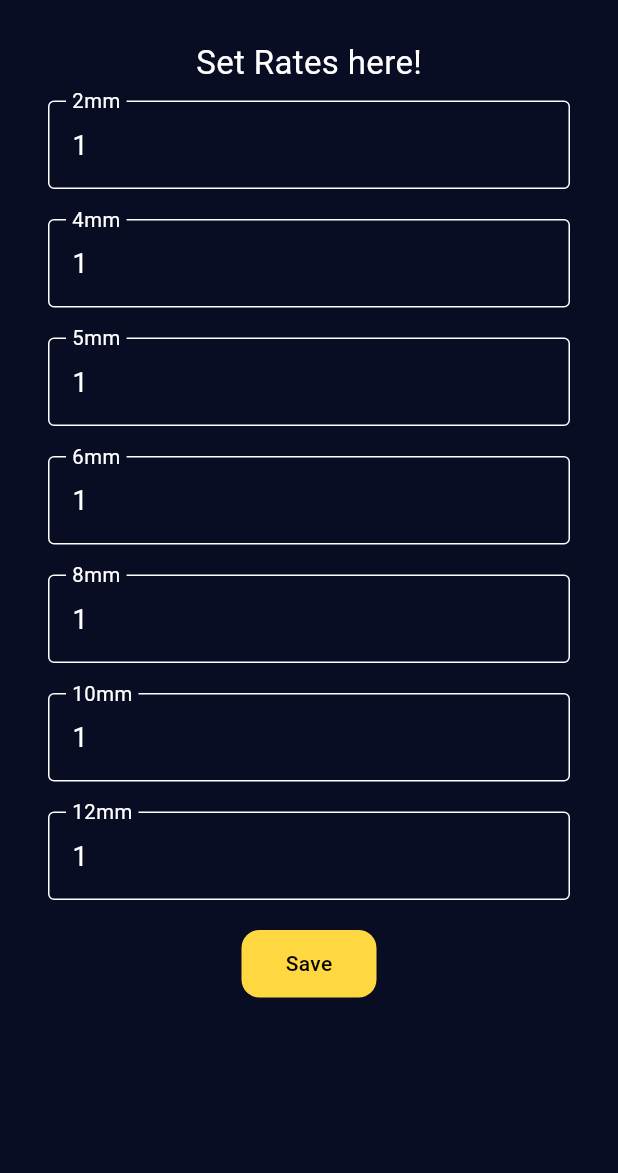
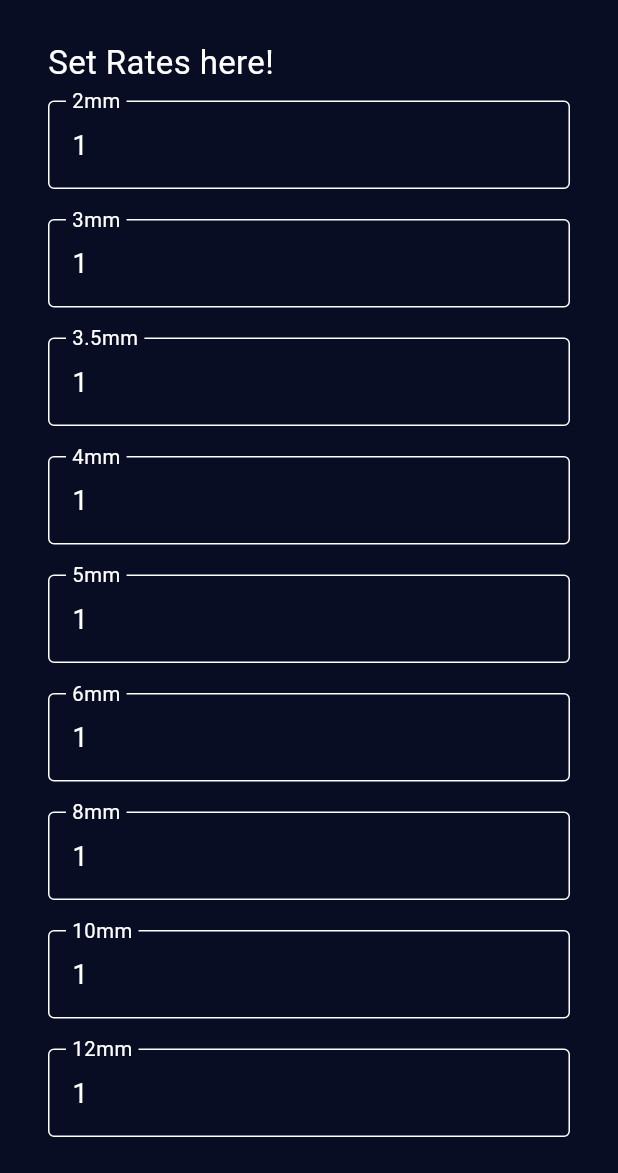
Before and after one commit to G-Shack/saraswati_pi, a Flutter app: the SetRatesPage screen opened directly, on a phone screen of 412 x 824 dp, the part 63-1236 px from its top. Run offline on Flutter 3.47's test engine with Material 3 defaults, Android fonts, the phone set to English and light mode, and no system bars; our stand-ins replace open_file, pdf, rflutter_alert, shared_preferences; accounts and stored records are empty.

Commit message:
added col width, 3,3.5 mm added, billno to billName(custName)

```diff
--- a/lib/pages/set_rates_page.dart
+++ b/lib/pages/set_rates_page.dart
@@ -17,6 +17,8 @@ class SetRatesPage extends StatefulWidget {
 class _SetRatesPageState extends State<SetRatesPage> {
   Map<String, Object> rates = {};
   TextEditingController controller2mm = TextEditingController();
+  TextEditingController controller3mm = TextEditingController();
+  TextEditingController controller3pt5mm = TextEditingController();
   TextEditingController controller4mm = TextEditingController();
   TextEditingController controller5mm = TextEditingController();
   TextEditingController controller6mm = TextEditingController();
@@ -33,6 +35,8 @@ class _SetRatesPageState extends State<SetRatesPage> {
   @override
   void dispose() {
     controller2mm.dispose();
+    controller3mm.dispose();
+    controller3pt5mm.dispose();
     controller4mm.dispose();
     controller5mm.dispose();
     controller6mm.dispose();
@@ -49,6 +53,8 @@ class _SetRatesPageState extends State<SetRatesPage> {
       if (ratesString != null) {
         rates = Map<String, Object>.from(jsonDecode(ratesString));
         controller2mm.text = rates['2mm'].toString();
+        controller3mm.text = rates['3mm'].toString();
+        controller3pt5mm.text = rates['3.5mm'].toString();
         controller4mm.text = rates['4mm'].toString();
         controller5mm.text = rates['5mm'].toString();
         controller6mm.text = rates['6mm'].toString();
@@ -58,6 +64,8 @@ class _SetRatesPageState extends State<SetRatesPage> {
       } else {
         rates = {
           '2mm': 1,
+          '3mm': 1,
+          '3.5mm': 1,
           '4mm': 1,
           '5mm': 1,
           '6mm': 1,
@@ -66,6 +74,8 @@ class _SetRatesPageState extends State<SetRatesPage> {
           '12mm': 1,
         };
         controller2mm.text = '1';
+        controller3mm.text = '1';
+        controller3pt5mm.text = '1';
         controller4mm.text = '1';
         controller5mm.text = '1';
         controller6mm.text = '1';
@@ -80,6 +90,8 @@ class _SetRatesPageState extends State<SetRatesPage> {
     final SharedPreferences prefs = await SharedPreferences.getInstance();
     final updateRates = {
       '2mm': double.parse(controller2mm.text),
+      '3mm': double.parse(controller3mm.text),
+      '3.5mm': double.parse(controller3pt5mm.text),
       '4mm': double.parse(controller4mm.text),
       '5mm': double.parse(controller5mm.text),
       '6mm': double.parse(controller6mm.text),
@@ -128,9 +140,7 @@ class _SetRatesPageState extends State<SetRatesPage> {
       body: Padding(
         padding: const EdgeInsets.only(
             left: 32.0, right: 32.0, top: 12.0, bottom: 12.0),
-        child: SingleChildScrollView(
-          reverse: true,
-          child: Column(
+        child: ListView(
           children: [
             const Text(
               'Set Rates here!',
@@ -138,6 +148,8 @@ class _SetRatesPageState extends State<SetRatesPage> {
             ),
             const SizedBox(height: 10),
             SetRatesTxtField(controller: controller2mm, name: '2mm'),
+            SetRatesTxtField(controller: controller3mm, name: '3mm'),
+            SetRatesTxtField(controller: controller3pt5mm, name: '3.5mm'),
             SetRatesTxtField(controller: controller4mm, name: '4mm'),
             SetRatesTxtField(controller: controller5mm, name: '5mm'),
             SetRatesTxtField(controller: controller6mm, name: '6mm'),
@@ -148,7 +160,6 @@ class _SetRatesPageState extends State<SetRatesPage> {
           ],
         ),
       ),
-      ),
     );
   }
 }
```
Also changed, not shown: lib/pages/dimensions_page.dart (+5 -5 lines), lib/pages/start_page.dart (+10 -11 lines), lib/services/pdf_service.dart (+30 -30 lines), lib/widgets/table_header2.dart (+9 -3 lines). Lines whose indentation alone changed are shown as unchanged.
